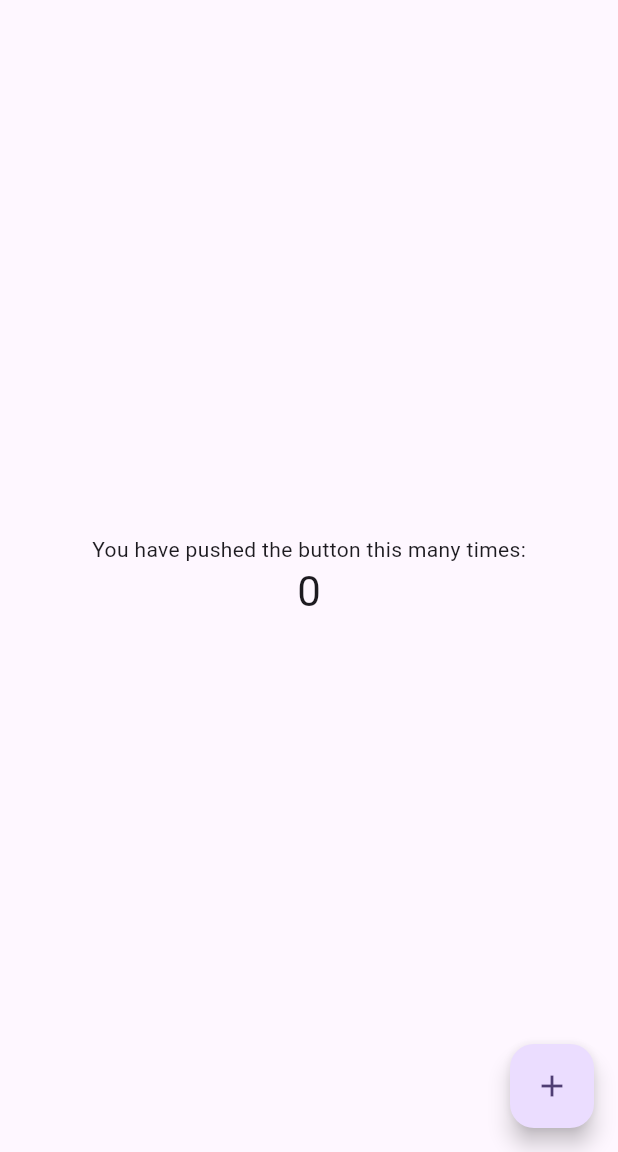
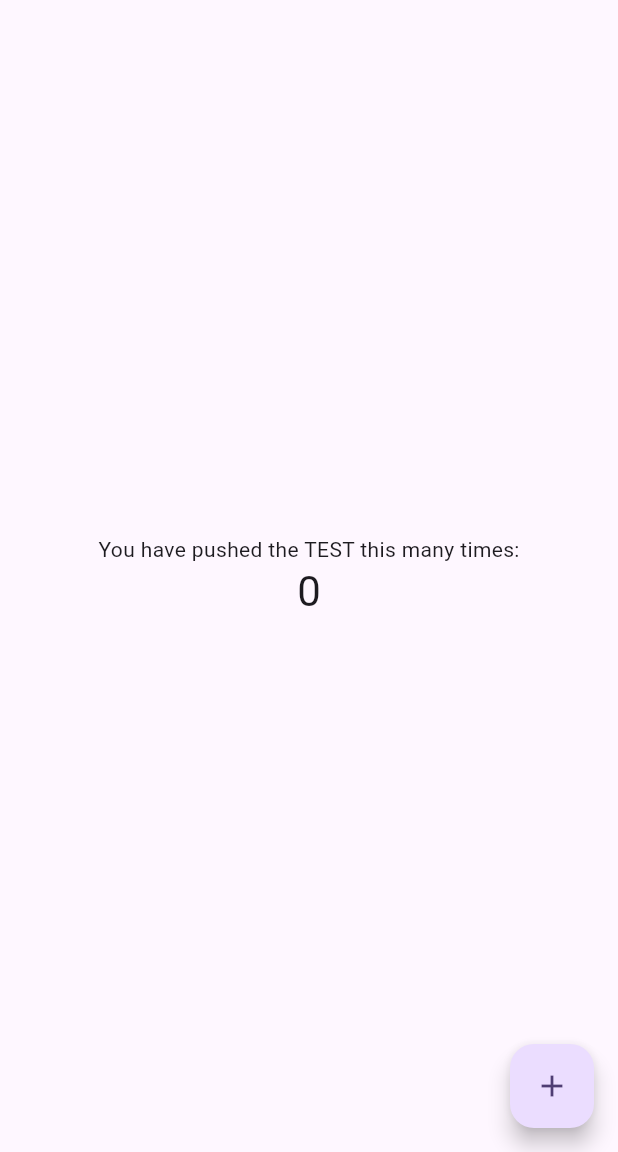
Before and after one commit to ramazanaydogdu51/quotes, a Flutter app: the screen it shows after launch, on a phone screen of 412 x 824 dp, the part 84-1236 px from its top. Run offline on Flutter 3.47's test engine with Material 3 defaults, Android fonts, the phone set to English and light mode, and no system bars.

Commit message:
first push

```diff
--- a/lib/main.dart
+++ b/lib/main.dart
@@ -106,7 +106,7 @@ class _MyHomePageState extends State<MyHomePage> {
           mainAxisAlignment: MainAxisAlignment.center,
           children: <Widget>[
             const Text(
-              'You have pushed the button this many times:',
+              'You have pushed the TEST this many times:',
             ),
             Text(
               '$_counter',
```
